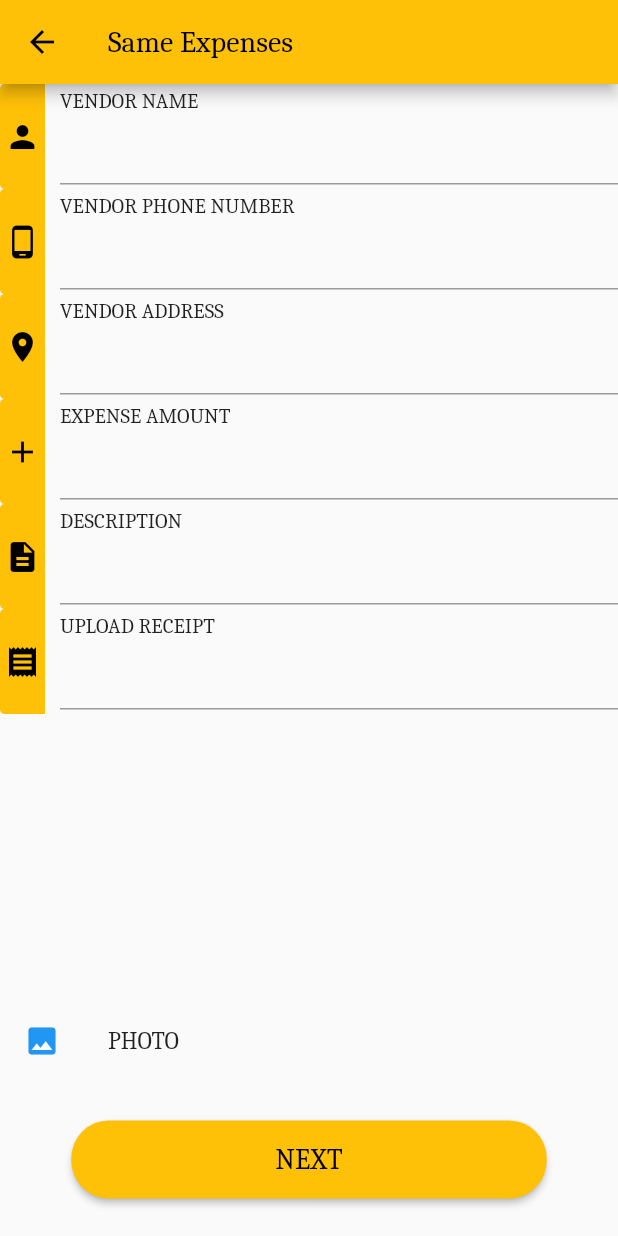
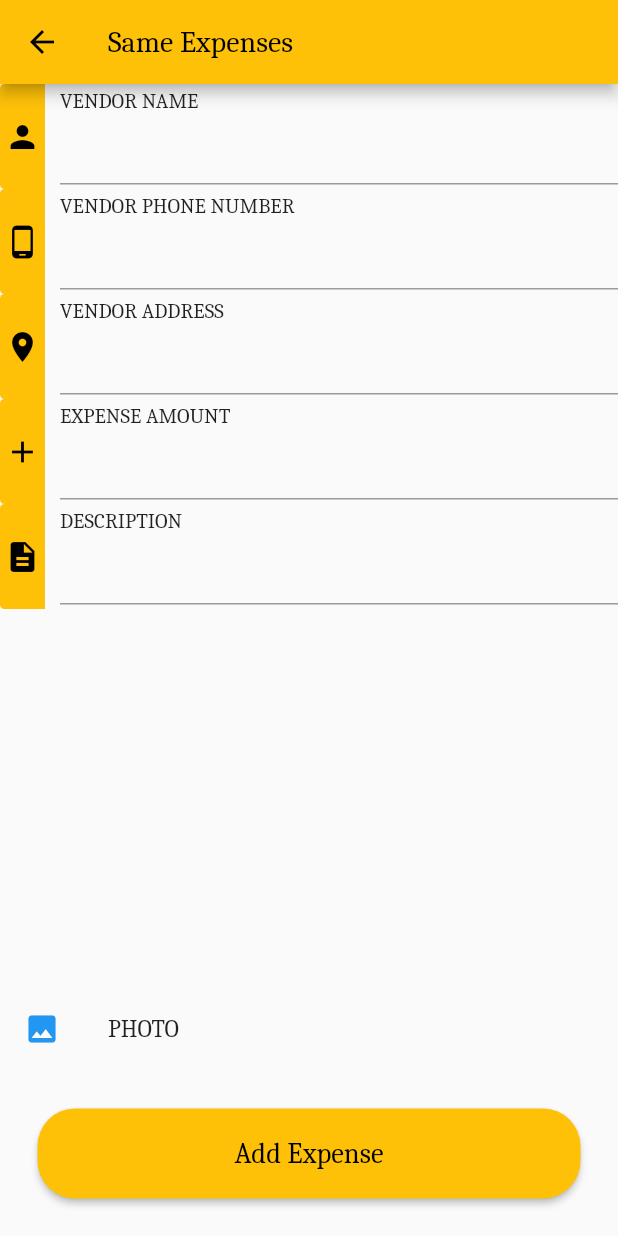
Before and after one commit to theishangoswami/community, a Flutter app: the SameEx screen opened directly, on a phone screen of 412 x 824 dp. Run offline on Flutter 3.47's test engine with Material 2 defaults, Android fonts, the phone set to English and light mode, and no system bars; our stand-ins replace cached_network_image, carousel_slider, cloud_firestore, dio, dotted_border, firebase_auth and 12 more; missing offline and left inert: dart:ffi; accounts and stored records are empty.

Commit message:
New: Added expense api & minor refactoration

```diff
--- a/lib/core/utils/http.wrapper.dart
+++ b/lib/core/utils/http.wrapper.dart
@@ -212,9 +212,10 @@ Response Body:${res.body}
     File? image,
     String? imageParameterName,
     required String successMessage,
+    bool baseUrl = true,
   }) async {
     Uri uri = Uri.parse(
-      Constants.baseUrl + url,
+      baseUrl ? Constants.baseUrl + url : url,
     );
 
     var request = http.MultipartRequest("POST", uri);
--- a/lib/ui/screens/ledger module/other_community.dart
+++ b/lib/ui/screens/ledger module/other_community.dart
@@ -1,9 +1,6 @@
 import 'package:community_internal/app/locator.dart';
 import 'package:community_internal/core/repository/ledger_repository.dart';
 import 'package:community_internal/core/services/key_storage.service.dart';
-import 'package:community_internal/main.dart';
-import 'package:community_internal/ui/screens/community_list.dart';
-import 'package:community_internal/ui/screens/profile.dart';
 import 'package:community_internal/widgets/loading_helper.dart';
 import 'package:flutter/material.dart';
 import 'package:shared_preferences/shared_preferences.dart';
@@ -128,7 +125,7 @@ class _OtherComState extends State<OtherCom> {
                     }
                   },
                   child: const Text(
-                    "SAVE",
+                    "Add Donation",
                     style: TextStyle(
                       color: Colors.black,
                       fontWeight: FontWeight.w400,
--- a/lib/ui/screens/ledger module/same_community.dart
+++ b/lib/ui/screens/ledger module/same_community.dart
@@ -1,9 +1,6 @@
 import 'package:community_internal/app/locator.dart';
 import 'package:community_internal/core/repository/ledger_repository.dart';
 import 'package:community_internal/core/services/key_storage.service.dart';
-import 'package:community_internal/main.dart';
-import 'package:community_internal/ui/screens/community_list.dart';
-import 'package:community_internal/ui/screens/profile.dart';
 import 'package:flutter/material.dart';
 import 'package:shared_preferences/shared_preferences.dart';
 
@@ -143,7 +140,7 @@ class _SameComState extends State<SameCom> {
                   }
                 },
                 child: const Text(
-                  "SAVE",
+                  "Add Donation",
                   style: TextStyle(
                     color: Colors.black,
                     fontWeight: FontWeight.w400,
--- a/lib/ui/screens/ledger module/same_ex.dart
+++ b/lib/ui/screens/ledger module/same_ex.dart
@@ -1,14 +1,17 @@
 import 'dart:io';
 
+import 'package:community_internal/core/repository/ledger_repository.dart';
 import 'package:community_internal/core/services/file.service.dart';
+import 'package:community_internal/core/services/key_storage.service.dart';
 import 'package:community_internal/ui/screens/community_list.dart';
 import 'package:community_internal/ui/screens/profile.dart';
+import 'package:community_internal/widgets/loading_helper.dart';
 import 'package:flutter/material.dart';
 
 // import '../widgets/dummy_drawer.dart';
 
 List<TextEditingController> _controller = [
-  for (int i = 0; i < 7; i++) TextEditingController()
+  for (int i = 0; i < 6; i++) TextEditingController()
 ];
 late String select;
 
@@ -41,10 +44,6 @@ class _SameExState extends State<SameEx> {
       Icons.description,
       color: Colors.black,
     ),
-    Icon(
-      Icons.receipt,
-      color: Colors.black,
-    ),
   ];
   List<String> datas = [
     "Vendor Name",
@@ -52,31 +51,33 @@ class _SameExState extends State<SameEx> {
     "Vendor Address",
     "Expense Amount",
     "Description",
-    "Upload Receipt",
   ];
 
   final FilePickerService _filePickerService = FilePickerService();
   File? file;
   int? type;
+  bool _isLoading = false;
+  LedgerRepository _ledgerRepository = LedgerRepository();
 
   @override
   Widget build(BuildContext context) {
-    return Scaffold(
+    return LoadingHelper(
+      isLoading: _isLoading,
+      child: Scaffold(
         appBar: AppBar(
-        title: Text("Same Expenses"),
+          title: const Text("Same Expenses"),
         ),
         body: Column(
           crossAxisAlignment: CrossAxisAlignment.start,
           children: [
             Expanded(
               child: ListView.builder(
+                shrinkWrap: true,
                 itemCount: icons.length,
                 itemBuilder: (context, index) {
-                    //print("^^^^^^^^^^^ $index");
-                    print(_controller.length);
                   return Row(
                     children: [
-                        SizedBox(
+                      const SizedBox(
                         height: 50,
                       ),
                       Container(
@@ -88,7 +89,7 @@ class _SameExState extends State<SameEx> {
                                 left: Radius.circular(3)),
                           ),
                           child: icons[index]),
-                        SizedBox(
+                      const SizedBox(
                         width: 10,
                       ),
                       Expanded(
@@ -97,11 +98,12 @@ class _SameExState extends State<SameEx> {
                           children: [
                             Text(
                               datas[index].toUpperCase(),
-                                style: TextStyle(fontWeight: FontWeight.w400),
+                              style:
+                                  const TextStyle(fontWeight: FontWeight.w400),
                             ),
                             TextField(
                               controller: _controller[index],
-                                keyboardType: index == 2
+                              keyboardType: index == 1 || index == 3
                                   ? TextInputType.number
                                   : TextInputType.text,
                             ),
@@ -110,7 +112,9 @@ class _SameExState extends State<SameEx> {
                       )
                     ],
                   );
-                  })),
+                },
+              ),
+            ),
             ListTile(
               onTap: () async {
                 var file = await _filePickerService.pickImageFromGallery();
@@ -130,26 +134,44 @@ class _SameExState extends State<SameEx> {
               child: Padding(
                 padding: const EdgeInsets.all(25),
                 child: ElevatedButton(
-                style: ButtonStyle(
-                    shape: MaterialStateProperty.all<RoundedRectangleBorder>(
-                        RoundedRectangleBorder(
+                  style: ElevatedButton.styleFrom(
+                    minimumSize: const Size(double.maxFinite, 60),
+                    shape: RoundedRectangleBorder(
                       borderRadius: BorderRadius.circular(25),
-                ))),
-                onPressed: () {
-                  Navigator.push(
-                    context,
-                    MaterialPageRoute(builder: (context) => CommunityList()),
+                    ),
+                  ),
+                  onPressed: () async {
+                    setState(() {
+                      _isLoading = true;
+                    });
+                    final user = StorageService().getCurrentUser()!;
+                    print('Name--->${_controller[0].text.trim()}');
+                    print('Address--->${_controller[2].text.trim()}');
+                    final res = await _ledgerRepository.addExpense(
+                      {
+                        'trusty_id': user.id!,
+                        'society_id': user.societyId!,
+                        "vender_name": _controller[0].text.trim(),
+                        "vender_mobile_number": _controller[1].text.trim(),
+                        "vender_address": _controller[2].text.trim(),
+                        "expense_amount": _controller[3].text.trim(),
+                        "remark": _controller[4].text.trim(),
+                      },
+                      file,
                     );
+                    setState(() {
+                      _isLoading = false;
+                    });
+                    if (res) {
+                      Navigator.pop(context, true);
+                    }
                   },
-                child: Padding(
-                  padding:
-                      const EdgeInsets.symmetric(vertical: 15, horizontal: 120),
-                  child: Text(
-                    "NEXT",
+                  child: const Text(
+                    "Add Expense",
                     style: TextStyle(
                       color: Colors.black,
                       fontWeight: FontWeight.w400,
-                        fontSize: 19),
+                      fontSize: 19,
                     ),
                   ),
                 ),
@@ -157,6 +179,7 @@ class _SameExState extends State<SameEx> {
             )
           ],
         ),
+      ),
     );
   }
 }
```
Also changed, not shown: lib/core/repository/ledger_repository.dart (+23 -0 lines), lib/ui/screens/ledger module/ledger_page.dart (+18 -0 lines). Lines whose indentation alone changed are shown as unchanged.
